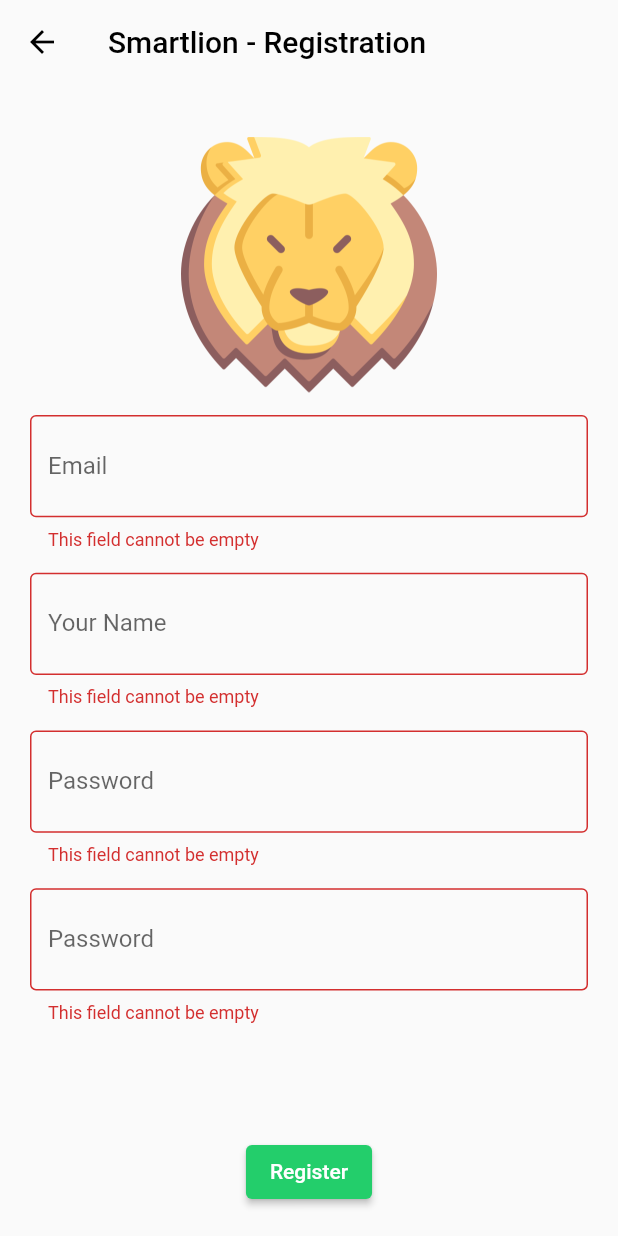
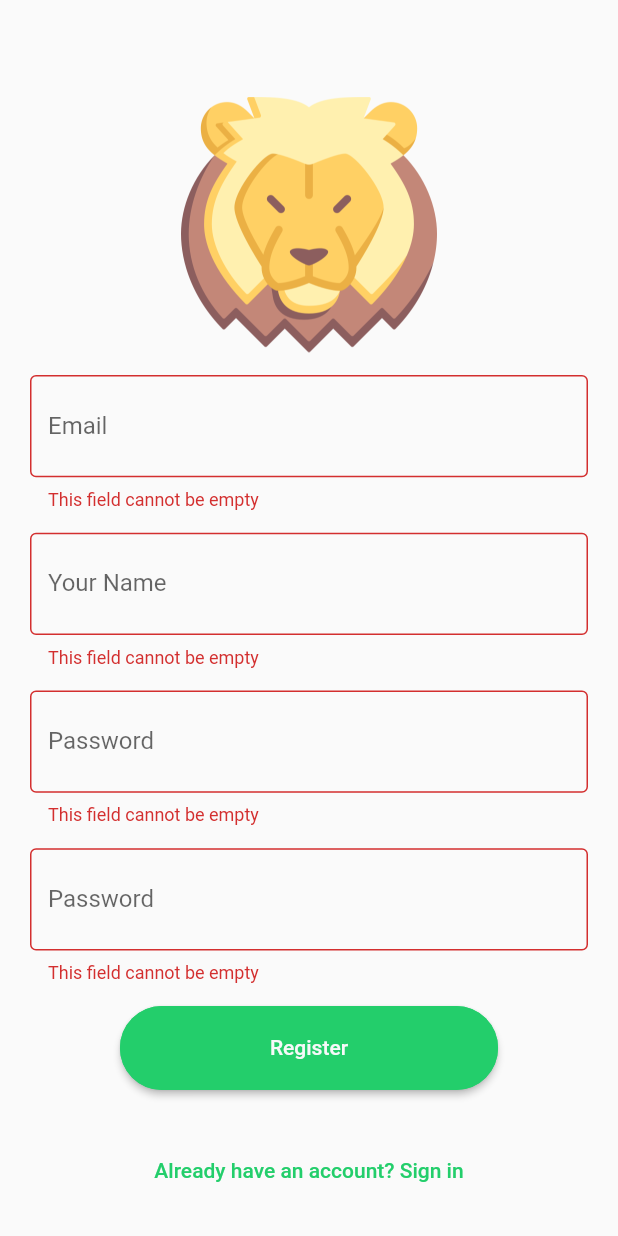
Before and after one commit to fredmnpinto/smart_lion_mobile, a Flutter app: the RegisterPage screen opened by its route, after a tap on "Register", on a phone screen of 412 x 824 dp. Run offline on Flutter 3.47's test engine with Material 2 defaults, Android fonts, the phone set to English and light mode, and no system bars; our stand-ins replace firebase_auth, firebase_core, firebase_storage, flutter_map, geolocator, get and 2 more; missing offline and left inert: barcode_scan2, geolocator_android; accounts and stored records are empty.

Commit message:
Auth refactoring

```diff
--- /dev/null
+++ b/lib/app/modules/auth/login/controller.dart
@@ -0,0 +1,57 @@
+import 'dart:io';
+
+import 'package:flutter/cupertino.dart';
+import 'package:get/get.dart';
+import 'package:firebase_auth/firebase_auth.dart';
+import 'package:smart_lion_mobile/app/data/providers/user.dart';
+import 'package:smart_lion_mobile/app/data/repository/user.dart';
+
+import '../../../routes/app_routes.dart';
+
+class LoginController extends GetxController {
+  GlobalKey<FormState> loginFormKey = GlobalKey<FormState>();
+
+  final emailController = TextEditingController();
+  final passwordController = TextEditingController();
+
+   //repository required
+  final UserRepository repository;
+
+  LoginController({required this.repository});
+
+  /// Basically the handler for the form submission on Login page
+  ///
+  /// Does not take in any arguments which I don't like very much
+  /// but is the simpler way to do it. It uses the values of the
+  /// TextEditingControllers to get the email and password.
+  Future<void> login() async {
+    /* Validates the form through the validator methods on
+    * all FormFields within the form */
+    if (!loginFormKey.currentState!.validate()) {
+      return;
+    }
+
+    /* Try to login */
+    try {
+      /* With this we get the FirebaseAuth singleton and through that
+      * we call the methods we want. */
+      await FirebaseAuth.instance.signInWithEmailAndPassword(email: emailController.text, password: passwordController.text);
+      onSuccess();
+      /* Login failed on the Firebase server side */
+    } on FirebaseAuthException catch (e) {
+      Get.snackbar("Error on login", e.message!);
+    }
+  }
+
+  /// Called on both login() and register() after a
+  /// successful authentication.
+  ///
+  /// Will display a message of success which is not
+  /// the most appealing UI neither is it the best
+  /// UX but it does it's job for the time being.
+  void onSuccess() {
+    Get.snackbar("Success",
+        "You are logged in, ${FirebaseAuth.instance.currentUser!.displayName}!");
+    Get.offAndToNamed(Routes.HOME);
+  }
+}
--- a/lib/app/modules/auth/binding.dart
+++ b/lib/app/modules/auth/register/binding.dart
@@ -1,16 +1,17 @@
 import 'package:get/get.dart';
 import 'package:smart_lion_mobile/app/data/providers/user.dart';
 import 'package:smart_lion_mobile/app/data/repository/user.dart';
-import 'package:smart_lion_mobile/app/modules/auth/controller.dart';
 import 'package:smart_lion_mobile/app/modules/navbar/controller.dart';
 
 import 'package:http/http.dart' as http;
 
-class AuthBinding implements Bindings {
+import 'controller.dart';
+
+class RegisterBinding implements Bindings {
   @override
   void dependencies() {
-    Get.lazyPut<AuthController>(() {
-      return AuthController(
+    Get.lazyPut<RegisterController>(() {
+      return RegisterController(
         repository:
           UserRepository(apiUser: UserProvider(httpClient: http.Client()))
       );
--- a/lib/app/modules/auth/controller.dart
+++ b/lib/app/modules/auth/register/controller.dart
@@ -6,12 +6,11 @@ import 'package:firebase_auth/firebase_auth.dart';
 import 'package:smart_lion_mobile/app/data/providers/user.dart';
 import 'package:smart_lion_mobile/app/data/repository/user.dart';
 
-import '../../data/models/user.dart';
-import '../../routes/app_routes.dart';
+import '../../../data/models/user.dart';
+import '../../../routes/app_routes.dart';
 
-class AuthController extends GetxController {
-  final registerFormKey = GlobalKey<FormState>();
-  final loginFormKey = GlobalKey<FormState>();
+class RegisterController extends GetxController {
+  GlobalKey<FormState> registerFormKey = GlobalKey<FormState>();
 
   final emailController = TextEditingController();
   final passwordController = TextEditingController();
@@ -20,31 +19,7 @@ class AuthController extends GetxController {
    //repository required
   final UserRepository repository;
 
-  AuthController({required this.repository});
-
-  /// Basically the handler for the form submission on Login page
-  ///
-  /// Does not take in any arguments which I don't like very much
-  /// but is the simpler way to do it. It uses the values of the
-  /// TextEditingControllers to get the email and password.
-  Future<void> login() async {
-    /* Validates the form through the validator methods on
-    * all FormFields within the form */
-    if (!loginFormKey.currentState!.validate()) {
-      return;
-    }
-
-    /* Try to login */
-    try {
-      /* With this we get the FirebaseAuth singleton and through that
-      * we call the methods we want. */
-      await FirebaseAuth.instance.signInWithEmailAndPassword(email: emailController.text, password: passwordController.text);
-      onSuccess();
-      /* Login failed on the Firebase server side */
-    } on FirebaseAuthException catch (e) {
-      Get.snackbar("Error on login", e.message!);
-    }
-  }
+  RegisterController({required this.repository});
 
   /// The same as the login() method but for the
   /// register submission so it also takes in the
@@ -69,11 +44,6 @@ class AuthController extends GetxController {
     }
   }
 
-  /// This signs out the user
-  Future<void> logout() async {
-    return FirebaseAuth.instance.signOut();
-  }
-
   /// Called on both login() and register() after a
   /// successful authentication.
   ///
--- a/lib/app/modules/auth/register/page.dart
+++ b/lib/app/modules/auth/register/page.dart
@@ -1,11 +1,13 @@
 import 'package:flutter/material.dart';
 import 'package:get/get.dart';
-import 'package:smart_lion_mobile/app/modules/auth/controller.dart';
 import 'package:smart_lion_mobile/app/modules/widgets/display_name_input.dart';
 import 'package:smart_lion_mobile/app/modules/widgets/email_input.dart';
 import 'package:smart_lion_mobile/app/modules/widgets/password_input.dart';
 
-class RegisterPage extends GetView<AuthController> {
+import '../../../routes/app_routes.dart';
+import 'controller.dart';
+
+class RegisterPage extends GetView<RegisterController> {
   const RegisterPage({Key? key}) : super(key: key);
 
   @override
@@ -13,54 +15,48 @@ class RegisterPage extends GetView<AuthController> {
     const double separatorHeight = 15;
 
     return Scaffold(
-      appBar: AppBar(title: const Text('Smartlion - Registration')),
+      resizeToAvoidBottomInset: false,
       body: Center(
         child: Form(
           key: controller.registerFormKey,
-          child: Center(
-            child: CustomScrollView(
-              slivers: [
-                SliverFillRemaining(
-                  hasScrollBody: false,
           child: Padding(
             padding: const EdgeInsets.all(20.0),
+            child: Center(
               child: Column(
                 children: [
-                        const SizedBox(
-                          height: separatorHeight,
-                        ),
+                  const Spacer(flex: 1),
+                  const SizedBox(height: separatorHeight),
+                  // Logo
                   Image.asset(
                     "assets/images/smart-lion.jpg",
                     scale: 3,
                   ),
-                        const SizedBox(
-                          height: separatorHeight,
-                        ),
-                        EmailInputField(
-                            inputController: controller.emailController),
+
+                  // Inputs
                   const SizedBox(height: separatorHeight),
-                        DisplayNameInputField(
-                            inputController: controller.displayNameController,
-                        ),
+                  EmailInputField(inputController: controller.emailController),
                   const SizedBox(height: separatorHeight),
-                        PasswordInputField(
-                            inputController: controller.passwordController),
+                  DisplayNameInputField(inputController: controller.displayNameController),                    const SizedBox(height: separatorHeight),
+                  PasswordInputField(inputController: controller.passwordController),
                   const SizedBox(height: separatorHeight),
-                        PasswordConfirmInputField(
-                            primaryPasswordController:
-                                controller.passwordController),
-                        const SizedBox(
-                          height: 5 * separatorHeight,
-                        ),
+                  PasswordConfirmInputField(primaryPasswordController: controller.passwordController),
+                  const SizedBox(height: separatorHeight),
+
                   ElevatedButton(
+                    style: Theme.of(context).elevatedButtonTheme.style,
                     onPressed: controller.register,
                     child: const Text("Register"),
                   ),
+
+                  const Spacer(),
+
+                  TextButton(
+                    style: Theme.of(context).textButtonTheme.style,
+                    onPressed: () { Get.back(); },
+                    child: const Text("Already have an account? Sign in"),
+                  ),
                 ],
               ),
-                  ),
-                ),
-              ],
             ),
           ),
         ),
--- a/lib/app/modules/widgets/password_input.dart
+++ b/lib/app/modules/widgets/password_input.dart
@@ -20,6 +20,10 @@ class PasswordInputField extends Container {
 
       return null;
     },
+    obscureText: true,
+    // Para prevenir que o dispositivo revele parte da password
+    enableSuggestions: false,
+    autocorrect: false,
     textInputAction: TextInputAction.next,
     decoration: const InputDecoration(
       labelText: "Password",
--- a/lib/app/routes/app_pages.dart
+++ b/lib/app/routes/app_pages.dart
@@ -1,5 +1,4 @@
 import 'package:get/get.dart';
-import 'package:smart_lion_mobile/app/modules/auth/binding.dart';
 import 'package:smart_lion_mobile/app/modules/auth/login/page.dart';
 import 'package:smart_lion_mobile/app/modules/home/binding.dart';
 import 'package:smart_lion_mobile/app/modules/map/binding.dart';
@@ -8,6 +7,8 @@ import 'package:smart_lion_mobile/app/modules/user_profile/page.dart';
 import 'package:smart_lion_mobile/app/modules/user_settings/binding.dart';
 import 'package:smart_lion_mobile/app/modules/user_settings/page.dart';
 
+import '../modules/auth/login/binding.dart';
+import '../modules/auth/register/binding.dart';
 import '../modules/auth/register/page.dart';
 import '../modules/deposit/binding.dart';
 import '../modules/deposit/confirm_deposit/page.dart';
@@ -21,8 +22,8 @@ abstract class AppPages {
 
   static final pages = [
     GetPage(name: Routes.HOME, page:()=> const HomePage(), binding: HomePageBinding()),
-    GetPage(name: Routes.LOGIN, page:()=> const LoginPage(), binding: AuthBinding()),
-    GetPage(name: Routes.REGISTER, page:()=> const RegisterPage(), binding: AuthBinding()),
+    GetPage(name: Routes.LOGIN, page:()=> const LoginPage(), binding: LoginBinding()),
+    GetPage(name: Routes.REGISTER, page:()=> const RegisterPage(), binding: RegisterBinding()),
     GetPage(name: Routes.USERPROFILE, page:()=> const UserProfilePage(), binding: UserProfileBinding()),
     GetPage(name: Routes.USERSETTINGS, page:()=> const UserSettingsPage(), binding: UserSettingsBinding()),
     GetPage(name: Routes.QRSCANNER, page:()=> const QRScannerPage(), binding: DepositBinding()),
--- a/lib/app/theme/appTheme.dart
+++ b/lib/app/theme/appTheme.dart
@@ -11,7 +11,7 @@ import 'package:flutter/services.dart';
 
 const PRIMARY_COLOR = Color.fromARGB(255, 35, 206, 107);
 const SECONDARY_COLOR = Color.fromARGB(255, 247, 249, 249);
-const TERTIARY_COLOR = Color.fromARGB(0, 0, 0, 0);
+const TERTIARY_COLOR = Color.fromARGB(0, 255, 255, 255);
 const QUATERNARY_COLOR = Color.fromARGB(255, 0, 0, 0);
 
 /*
@@ -60,16 +60,17 @@ final ThemeData appThemeData = ThemeData(
 
   // Elevated Button
 
-  elevatedButtonTheme: ElevatedButtonThemeData(
+  textButtonTheme: TextButtonThemeData(
     style: ButtonStyle (
-      backgroundColor: MaterialStateProperty.all(PRIMARY_COLOR)
+      foregroundColor: MaterialStateProperty.all(PRIMARY_COLOR),
+      backgroundColor: MaterialStateProperty.all(TERTIARY_COLOR)
     )
   ),
 
 
   // Text Button
 
-  textButtonTheme: TextButtonThemeData(
+  elevatedButtonTheme: ElevatedButtonThemeData(
     style: ButtonStyle (
       foregroundColor: MaterialStateProperty.all(SECONDARY_COLOR),
       backgroundColor: MaterialStateProperty.all(PRIMARY_COLOR),
--- a/lib/main.dart
+++ b/lib/main.dart
@@ -1,9 +1,9 @@
 import 'package:flutter/material.dart';
 import 'package:get/get.dart';
-import 'package:smart_lion_mobile/app/modules/auth/binding.dart';
 import 'package:smart_lion_mobile/app/routes/app_pages.dart';
 import 'package:firebase_core/firebase_core.dart';
 import 'package:smart_lion_mobile/app/theme/appTheme.dart';
+import 'app/modules/auth/login/binding.dart';
 import 'app/routes/app_routes.dart';
 import 'firebase_options.dart';
 
@@ -25,7 +25,7 @@ class MyApp extends StatelessWidget {
       title: 'Flutter Demo',
       theme:  appThemeData,
       initialRoute: Routes.LOGIN,
-      initialBinding: AuthBinding(),
+      initialBinding: LoginBinding(),
       getPages: AppPages.pages,
     );
   }
```
Also changed, not shown: lib/app/modules/auth/login/binding.dart (added, +21 -0 lines), lib/app/modules/auth/login/page.dart (+20 -21 lines), 1 other file. Lines whose indentation alone changed are shown as unchanged.
